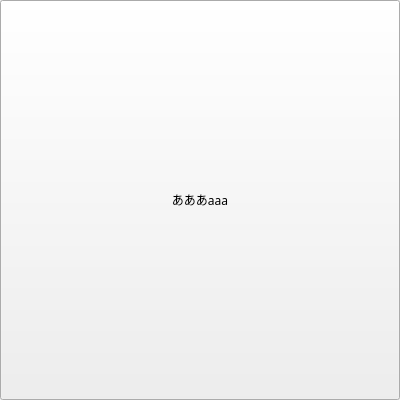
Old version of the form Src/Widgets/QcmEntryGuess.ui in the repository Aryetis/Obenkyobo.
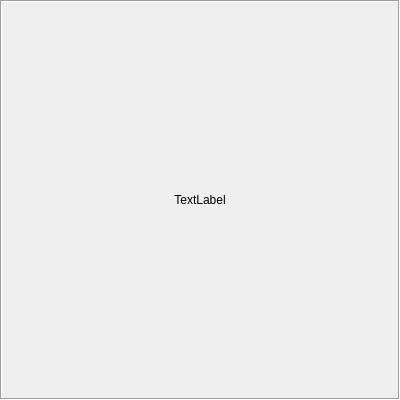
New version of the form.

Commit message: fixed qcm gridlayout wild fucù**** resizing by morphing qpushbutton into label

The edit to the form file:
```diff
--- a/Src/Widgets/QcmEntryGuess.ui
+++ b/Src/Widgets/QcmEntryGuess.ui
@@ -30,32 +30,26 @@
     <number>0</number>
    </property>
    <item>
-    <layout class="QVBoxLayout" name="verticalLayout">
-     <property name="spacing">
-      <number>6</number>
+    <widget class="QLabel" name="EntryGuess">
+     <property name="frameShape">
+      <enum>QFrame::Box</enum>
      </property>
-     <item>
-      <widget class="QPushButton" name="EntryGuess">
-       <property name="sizePolicy">
-        <sizepolicy hsizetype="Preferred" vsizetype="Preferred">
-         <horstretch>0</horstretch>
-         <verstretch>0</verstretch>
-        </sizepolicy>
-       </property>
-       <property name="font">
-        <font>
-         <family>DotGothic16</family>
-        </font>
+     <property name="frameShadow">
+      <enum>QFrame::Sunken</enum>
        </property>
        <property name="text">
-        <string>あああaaa</string>
-       </property>
-       <property name="checkable">
-        <bool>false</bool>
-       </property>
-      </widget>
-     </item>
-    </layout>
+      <string>TextLabel</string>
+     </property>
+     <property name="alignment">
+      <set>Qt::AlignCenter</set>
+     </property>
+     <property name="wordWrap">
+      <bool>true</bool>
+     </property>
+     <property name="textInteractionFlags">
+      <set>Qt::NoTextInteraction</set>
+     </property>
+    </widget>
    </item>
   </layout>
  </widget>
```
Lines whose indentation alone changed are shown as unchanged. The commit also changes 3 other files.
